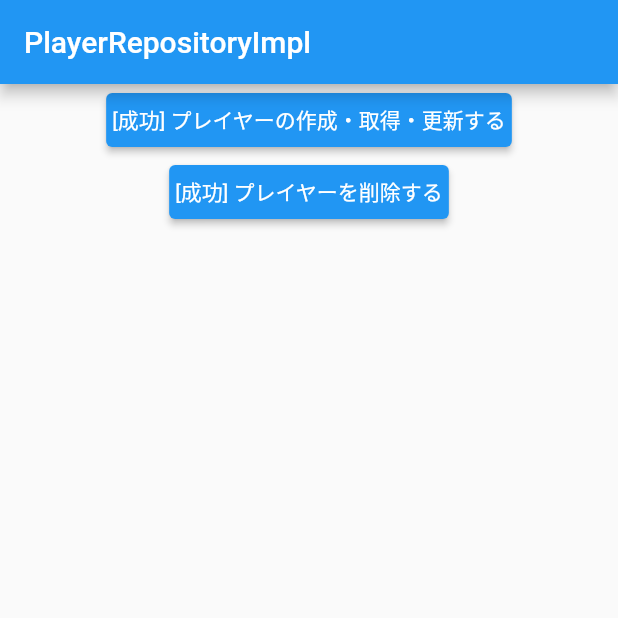
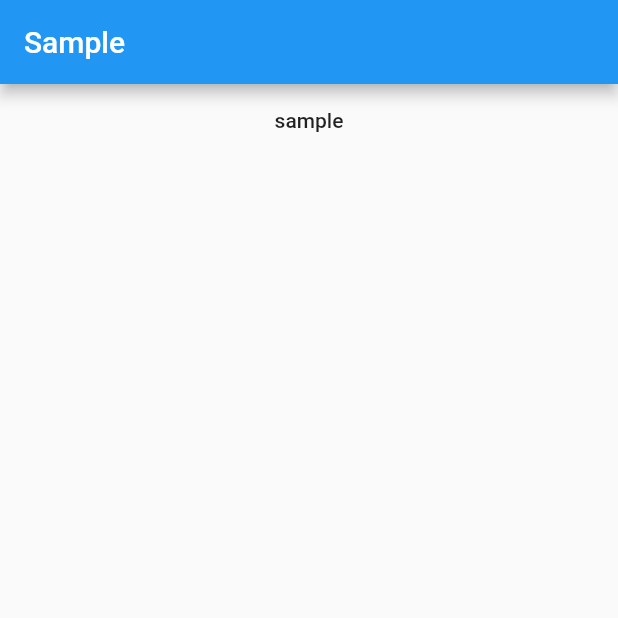
Before and after one commit to hukusuke1007/flutter_tdd, a Flutter app: the screen it shows after launch, on a phone screen of 412 x 824 dp, the top half of it. Run offline on Flutter 3.47's test engine with Material 2 defaults, Android fonts, the phone set to English and light mode, and no system bars; our stand-ins replace chopper, cloud_firestore, firebase_auth, firebase_core, firebase_storage, freezed_annotation and 5 more; missing offline and left inert: apple_sign_in, flamingo; accounts and stored records are empty; generated files the repository leaves out were written again.

```diff
--- a/lib/main.dart
+++ b/lib/main.dart
@@ -2,18 +2,8 @@ import 'dart:io';
 
 import 'package:cloud_firestore/cloud_firestore.dart';
 import 'package:firebase_core/firebase_core.dart';
+import 'package:flamingo/flamingo.dart';
 import 'package:flutter/material.dart';
-import 'package:flutter_tdd/domain/repositories/index.dart';
-import 'package:flutter_tdd/infrastructures/firestore/document_data_source.dart';
-import 'package:flutter_tdd/infrastructures/firestore/entities/index.dart';
-import 'package:flutter_tdd/infrastructures/firestore/player_repository_impl.dart';
-
-void _assertPlayer(Player actual, Player data) {
-  assert(actual.id != null, 'id is null');
-  assert(actual.name == data.name, ' name is difference.');
-  assert(actual.createdAt != null, 'createdAt is null');
-  assert(actual.updatedAt != null, 'updatedAt is null');
-}
 
 Settings getFirestoreEmulatorSetting({int port = 8080}) => Settings(
       persistenceEnabled: false,
@@ -37,7 +27,7 @@ class MyApp extends StatelessWidget {
         primarySwatch: Colors.blue,
         visualDensity: VisualDensity.adaptivePlatformDensity,
       ),
-      home: const MyHomePage(title: 'PlayerRepositoryImpl'),
+      home: const MyHomePage(title: 'Sample'),
     );
   }
 }
@@ -52,16 +42,6 @@ class MyHomePage extends StatefulWidget {
 }
 
 class _MyHomePageState extends State<MyHomePage> {
-  PlayerRepository get repo {
-    final firestore = FirebaseFirestore.instance;
-    return PlayerRepositoryImpl(
-      DocumentDataSourceImpl(firestore),
-      firestore,
-    );
-  }
-
-  String _id;
-
   @override
   Widget build(BuildContext context) {
     return Scaffold(
@@ -74,41 +54,22 @@ class _MyHomePageState extends State<MyHomePage> {
           child: Column(
             mainAxisAlignment: MainAxisAlignment.center,
             children: <Widget>[
-              TestWidget(
-                title: '[成功] プレイヤーの作成・取得・更新する',
-                key: const Key('createReadUpdate'),
-                resultKey: const Key('createReadUpdateResult'),
-                onTapTestCase: () async {
-                  // 作成
-                  {
-                    final player = Player(name: 'name');
-                    _id = await repo.save(player);
-                    final result = await repo.load(_id);
-                    _assertPlayer(result, player);
-                  }
-
-                  // 更新
-                  {
-                    await repo.save(Player(name: 'name1'));
-                    final player = Player(name: 'name2');
-                    await repo.update(_id, player);
-                    final result = await repo.load(_id);
-                    _assertPlayer(result, player);
-                  }
+              FlatButton(
+                onPressed: () async {
+                  // TODO(shohei): 試しロジック
+                  final firestore = FirebaseFirestore.instance;
+                  final batch = firestore.batch();
+                  final ref = firestore.collection('sample').doc();
+                  final data = {
+                    'name': 'name',
+                  };
+                  batch
+                    ..set(ref, data, SetOptions(merge: true))
+                    ..set(ref.collection('secret').doc(), data,
+                        SetOptions(merge: true));
+                  await batch.commit();
                 },
-              ),
-              TestWidget(
-                title: '[成功] プレイヤーを削除する',
-                key: const Key('delete'),
-                resultKey: const Key('deleteResult'),
-                onTapTestCase: () async {
-                  if (_id != null) {
-                    final id = _id;
-                    await repo.remove(id);
-                    final result = await repo.load(id);
-                    assert(result == null, 'result is null');
-                  }
-                },
+                child: const Text('sample'),
               ),
             ],
           ),
@@ -117,79 +78,3 @@ class _MyHomePageState extends State<MyHomePage> {
     );
   }
 }
-
-class TestWidget extends StatefulWidget {
-  const TestWidget({
-    @required Key key,
-    @required this.resultKey,
-    @required this.title,
-    @required this.onTapTestCase,
-  }) : super(key: key);
-
-  final String title;
-  final Key resultKey;
-  final Future Function() onTapTestCase;
-
-  @override
-  _State createState() => _State();
-}
-
-class _State extends State<TestWidget> {
-  bool _successful;
-  Exception _error;
-
-  @override
-  Widget build(BuildContext context) {
-    return Column(
-      mainAxisAlignment: MainAxisAlignment.center,
-      children: <Widget>[
-        ElevatedButton(
-          style: ButtonStyle(
-            padding: MaterialStateProperty.all(const EdgeInsets.all(4)),
-            backgroundColor: MaterialStateProperty.resolveWith((states) {
-              const interactiveStates = <MaterialState>{
-                MaterialState.disabled,
-              };
-              if (states.any(interactiveStates.contains)) {
-                return Colors.greenAccent[400];
-              }
-              return Colors.blue;
-            }),
-            textStyle: MaterialStateProperty.all(
-              const TextStyle(color: Colors.white),
-            ),
-          ),
-          onPressed: _successful == null
-              ? () async {
-                  try {
-                    await widget.onTapTestCase();
-                    setState(() {
-                      _successful = true;
-                    });
-                  } on Exception catch (e) {
-                    setState(() {
-                      _successful = false;
-                      _error = e;
-                    });
-                  }
-                  await Future<void>.delayed(
-                      const Duration(milliseconds: 3000));
-                }
-              : null,
-          child: Text(
-            _successful == null
-                ? widget.title
-                : _successful == true
-                    ? 'OK'
-                    : 'NG',
-            key: widget.resultKey,
-            style: const TextStyle(color: Colors.white),
-          ),
-        ),
-        _error != null
-            ? Text(_error.toString(), style: const TextStyle(color: Colors.red))
-            : const SizedBox.shrink(),
-      ],
-    );
-  }
-}
```
Also changed, not shown: 1 other file.
